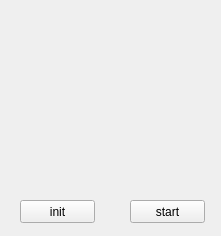
First picture: the form in eight_puzzle_problem/mainwindow.ui, repository niwtr/Nova, before the edit.
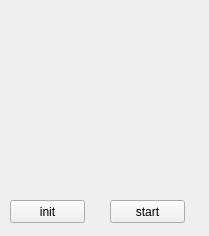
Second picture: the form after the edit.

Commit message: Swap any blocks

Diff of the .ui file:
```diff
--- a/eight_puzzle_problem/mainwindow.ui
+++ b/eight_puzzle_problem/mainwindow.ui
@@ -6,7 +6,7 @@
    <rect>
     <x>0</x>
     <y>0</y>
-    <width>221</width>
+    <width>209</width>
     <height>236</height>
    </rect>
   </property>
@@ -17,7 +17,7 @@
    <widget class="QPushButton" name="pushButton_11">
     <property name="geometry">
      <rect>
-      <x>130</x>
+      <x>110</x>
       <y>200</y>
       <width>75</width>
       <height>23</height>
@@ -30,7 +30,7 @@
    <widget class="QPushButton" name="pushButton_init">
     <property name="geometry">
      <rect>
-      <x>20</x>
+      <x>10</x>
       <y>200</y>
       <width>75</width>
       <height>23</height>
```
The commit also changes 1 other file.
